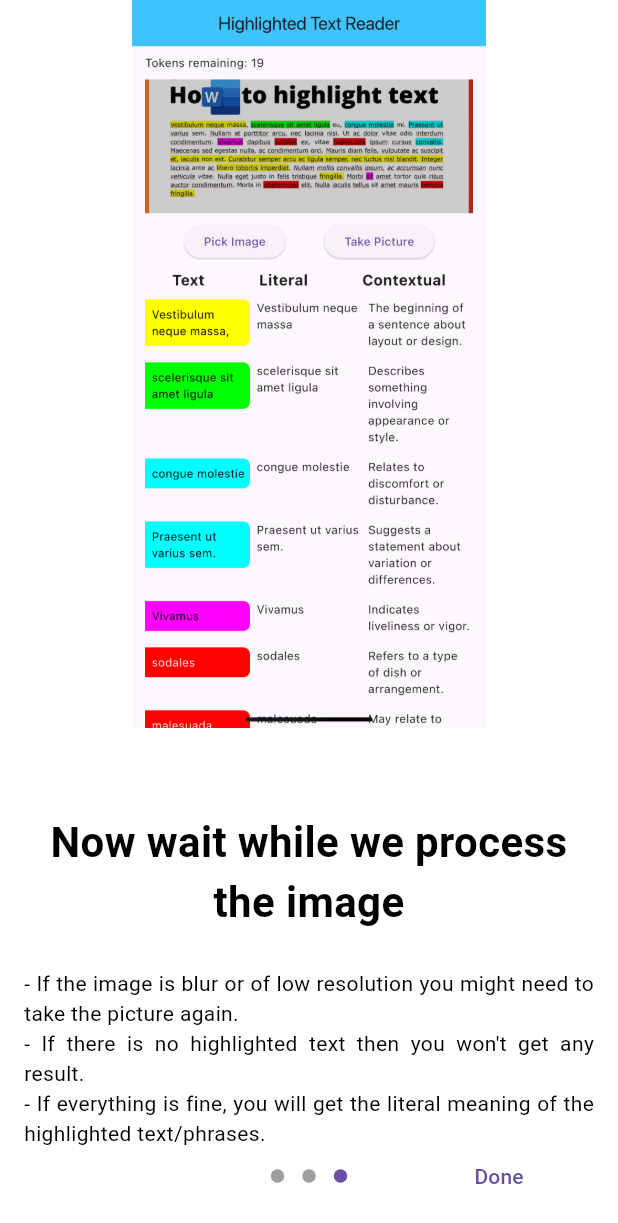
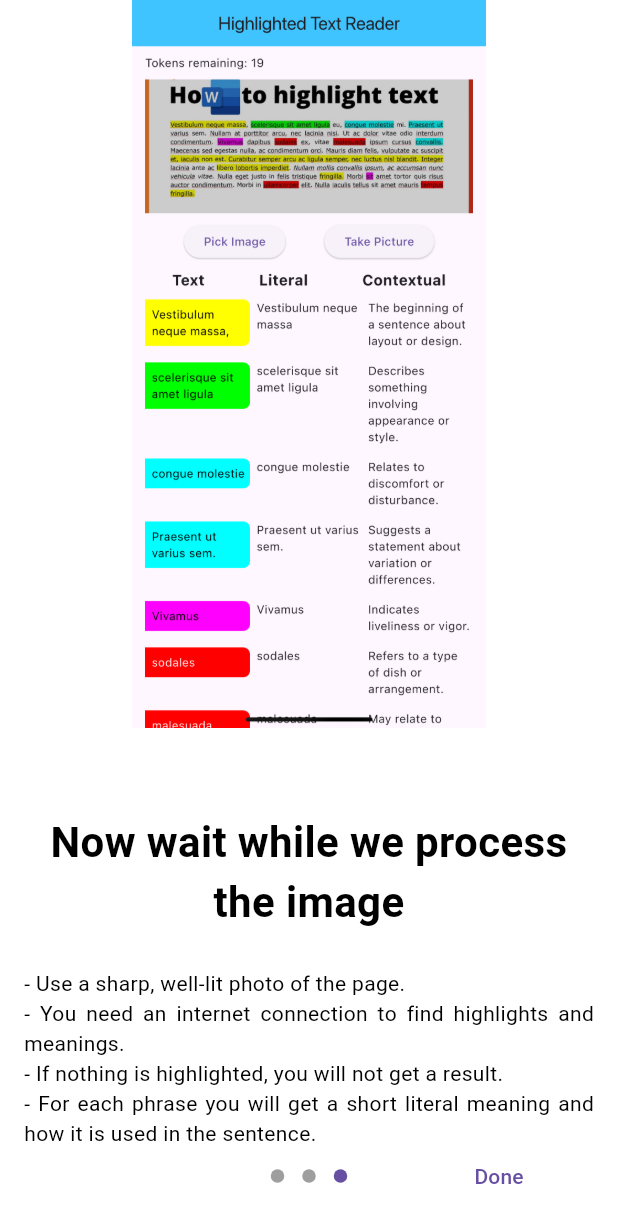
Before and after one commit to FaizanAhmad127/highlighted-text-reader, a Flutter app: the screen it shows after launch, swiped to page 3, on a phone screen of 412 x 824 dp. Shown: the top 1223 px of the screen. Run offline on Flutter 3.47's test engine with Material 3 defaults, Android fonts, the phone set to English and light mode, and no system bars; drawn by our look-alikes of introduction_screen; our stand-ins replace connectivity_plus, firebase_ai, firebase_analytics, firebase_core, firebase_crashlytics, go_router and 1 more; missing offline and left inert: google_mlkit_text_recognition, opencv_dart; accounts and stored records are empty.

Commit message:
Show literal and contextual meaning on highlight cards
Update expanded card layout, home list subtitle, and onboarding page 3 to explain both literal and in-context meanings.

Co-authored-by: Cursor <cursoragent@cursor.com>

```diff
--- a/lib/home_screen.dart
+++ b/lib/home_screen.dart
@@ -260,7 +260,7 @@ class _HomeScreenState extends State<HomeScreen> {
                     child: Align(
                       alignment: Alignment.centerLeft,
                       child: Text(
-                        '${highlights.length} highlight${highlights.length == 1 ? '' : 's'} — tap to see meaning',
+                        '${highlights.length} highlight${highlights.length == 1 ? '' : 's'} — tap for literal and in-context meaning',
                         style: Theme.of(context).textTheme.bodySmall?.copyWith(
                               color: Theme.of(context)
                                   .colorScheme
--- a/lib/presentation/pages/onboarding/onboarding_page.dart
+++ b/lib/presentation/pages/onboarding/onboarding_page.dart
@@ -58,7 +58,7 @@ class _OnboardingPageState extends State<OnboardingPage> {
         PageViewModel(
           title: "Now wait while we process the image",
           bodyWidget: const Text(
-            " - If the image is blur or of low resolution you might need to take the picture again.\n- If there is no highlighted text then you won't get any result.\n- If everything is fine, you will get the literal meaning of the highlighted text/phrases.",
+            "- Use a sharp, well-lit photo of the page.\n- You need an internet connection to find highlights and meanings.\n- If nothing is highlighted, you will not get a result.\n- For each phrase you will get a short literal meaning and how it is used in the sentence.",
             textAlign: TextAlign.justify,
             style: UIHelpers.bodyTextStyle,
           ),
```
Also changed, not shown: lib/presentation/widgets/highlight/expandable_highlight_card.dart (+22 -6 lines).
